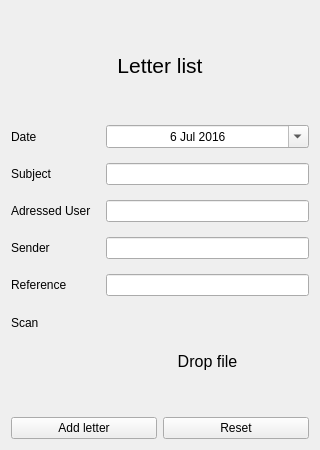
Above: MyQtness/ui/letter_form.ui from MazeFX/pat before the change. Below: the same form after it.
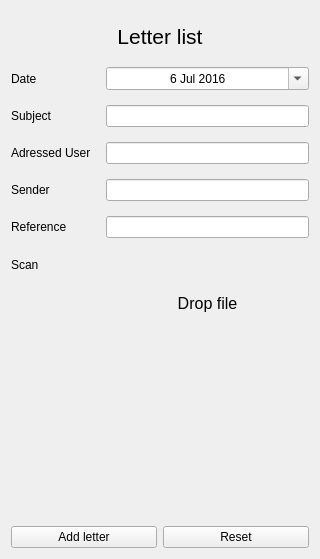
That is the form after the change.

```diff
--- a/MyQtness/ui/letter_form.ui
+++ b/MyQtness/ui/letter_form.ui
@@ -7,7 +7,7 @@
     <x>0</x>
     <y>0</y>
     <width>320</width>
-    <height>450</height>
+    <height>559</height>
    </rect>
   </property>
   <property name="maximumSize">
@@ -22,6 +22,12 @@
   <layout class="QVBoxLayout" name="verticalLayout">
    <item>
     <widget class="QLabel" name="label">
+     <property name="maximumSize">
+      <size>
+       <width>16777215</width>
+       <height>50</height>
+      </size>
+     </property>
      <property name="font">
       <font>
        <pointsize>16</pointsize>
@@ -181,8 +187,27 @@
      </item>
     </layout>
    </item>
+   <item>
+    <spacer name="horizontalSpacer">
+     <property name="orientation">
+      <enum>Qt::Horizontal</enum>
+     </property>
+     <property name="sizeType">
+      <enum>QSizePolicy::MinimumExpanding</enum>
+     </property>
+     <property name="sizeHint" stdset="0">
+      <size>
+       <width>40</width>
+       <height>100</height>
+      </size>
+     </property>
+    </spacer>
+   </item>
    <item>
     <layout class="QHBoxLayout" name="horizontalLayout">
+     <property name="sizeConstraint">
+      <enum>QLayout::SetMaximumSize</enum>
+     </property>
      <item>
       <widget class="QPushButton" name="pushButtonAdd">
        <property name="text">
```
